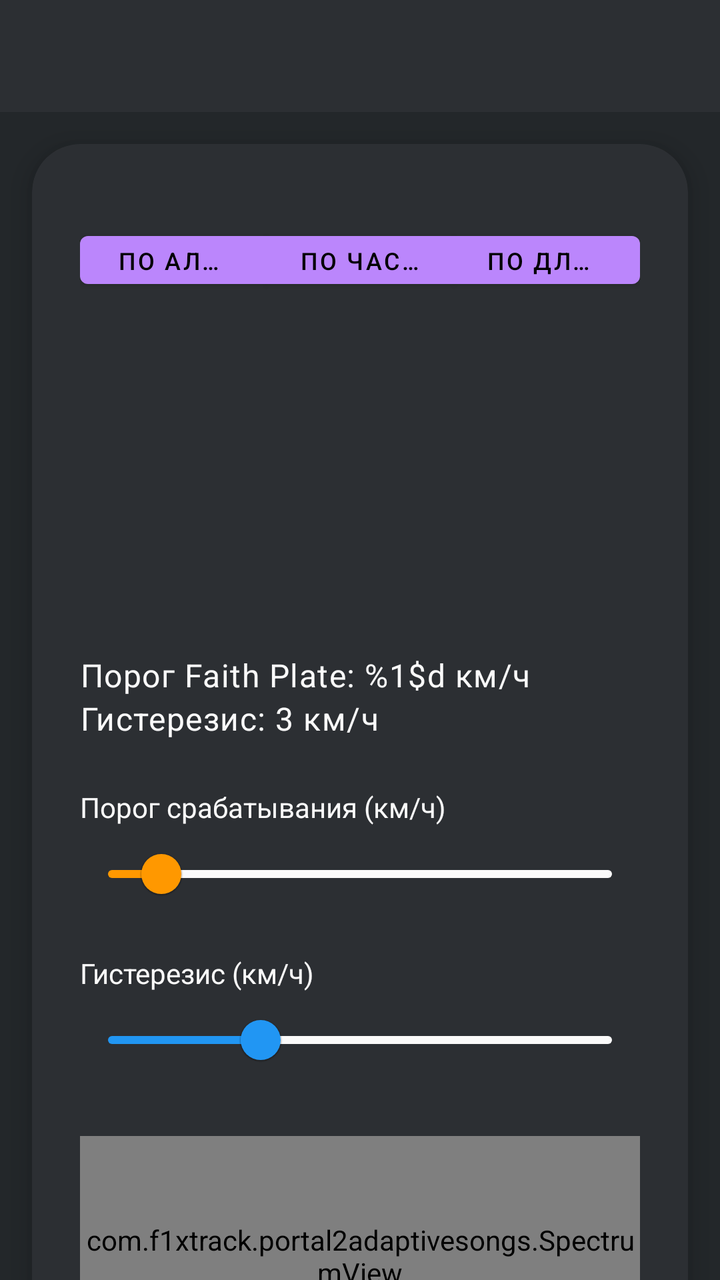
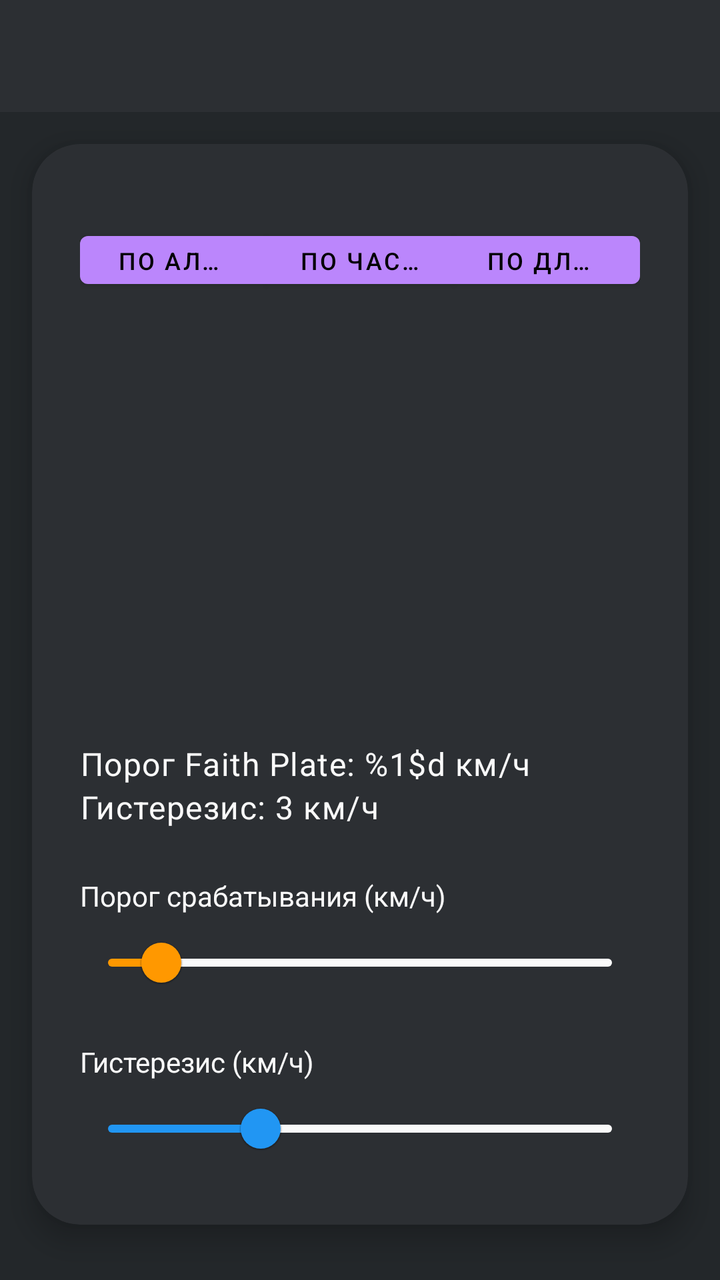

An Android layout rendered at two revisions. The XML below is the earlier revision; the diff shows what the commit changed to produce the second picture.
<!-- AndroidManifest.xml: activity theme Theme.Portal2AdaptiveSongs -->
<!-- res/layout/activity_main.xml -->
<?xml version="1.0" encoding="utf-8"?>
<androidx.constraintlayout.widget.ConstraintLayout xmlns:android="http://schemas.android.com/apk/res/android"
    xmlns:app="http://schemas.android.com/apk/res-auto"
    xmlns:tools="http://schemas.android.com/tools"
    android:layout_width="match_parent"
    android:layout_height="match_parent"
    android:background="@color/portal_bg_dark"
    tools:context=".MainActivity">

    
    <com.google.android.material.appbar.MaterialToolbar
        android:id="@+id/topAppBar"
        android:layout_width="0dp"
        android:layout_height="wrap_content"
        android:background="@color/portal_card_bg"
        android:title="Portal 2 Adaptive Songs"
        android:titleTextColor="@color/portal_orange"
        app:titleCentered="true"
        app:layout_constraintTop_toTopOf="parent"
        app:layout_constraintStart_toStartOf="parent"
        app:layout_constraintEnd_toEndOf="parent" />

    
    <com.google.android.material.card.MaterialCardView
        android:id="@+id/cardMain"
        android:layout_width="0dp"
        android:layout_height="wrap_content"
        app:cardCornerRadius="24dp"
        app:cardElevation="8dp"
        app:cardBackgroundColor="@color/portal_card_bg"
        app:layout_constraintTop_toBottomOf="@id/topAppBar"
        app:layout_constraintStart_toStartOf="parent"
        app:layout_constraintEnd_toEndOf="parent"
        android:layout_margin="16dp">

        <LinearLayout
            android:layout_width="match_parent"
            android:layout_height="match_parent"
            android:orientation="vertical"
            android:padding="24dp">

            
            <com.google.android.material.button.MaterialButtonToggleGroup
                android:id="@+id/sortSegmented"
                android:layout_width="match_parent"
                android:layout_height="wrap_content"
                android:layout_marginTop="16dp"
                android:orientation="horizontal"
                app:selectionRequired="true"
                app:singleSelection="true">

                
                <com.google.android.material.button.MaterialButton
                    android:id="@+id/btnSortAlpha"
                    android:layout_width="0dp"
                    android:layout_height="36dp"
                    android:layout_weight="1.5"
                    android:checked="true"
                    android:ellipsize="none"
                    android:minWidth="0dp"
                    android:text="@string/sort_alpha"
                    android:textSize="12sp" />

                
                <com.google.android.material.button.MaterialButton
                    android:id="@+id/btnSortFreq"
                    android:layout_width="0dp"
                    android:layout_height="36dp"
                    android:layout_weight="1.5"
                    android:ellipsize="none"
                    android:minWidth="0dp"
                    android:text="@string/sort_freq"
                    android:textSize="12sp" />

                
                <com.google.android.material.button.MaterialButton
                    android:id="@+id/btnSortDuration"
                    android:layout_width="0dp"
                    android:layout_height="36dp"
                    android:layout_weight="1.5"
                    android:ellipsize="none"
                    android:minWidth="0dp"
                    android:text="@string/sort_duration"
                    android:textSize="12sp" />
            </com.google.android.material.button.MaterialButtonToggleGroup>

            
            <androidx.recyclerview.widget.RecyclerView
                android:id="@+id/recyclerTracks"
                android:layout_width="match_parent"
                android:layout_height="226dp"
                android:layout_marginTop="16dp"
                android:layout_weight="0.33"
                android:clipToPadding="false"
                android:paddingBottom="16dp"
                android:scrollbars="vertical" />

            
            <com.google.android.material.textview.MaterialTextView
                android:id="@+id/textSpeed"
                android:layout_width="wrap_content"
                android:layout_height="wrap_content"
                android:layout_marginTop="24dp"
                android:text="@string/faith_plate_threshold"
                android:textAppearance="@style/TextAppearance.Material3.BodyLarge"
                android:textColor="@color/portal_white" />

            
            <com.google.android.material.textview.MaterialTextView
                android:id="@+id/textHysteresis"
                android:layout_width="wrap_content"
                android:layout_height="wrap_content"
                android:text="Гистерезис: 3 км/ч"
                android:textAppearance="@style/TextAppearance.Material3.BodyLarge"
                android:textColor="@color/portal_white" />

            
            <TextView
                android:layout_width="wrap_content"
                android:layout_height="wrap_content"
                android:layout_marginTop="24dp"
                android:text="@string/burst_threshold"
                android:textColor="@color/portal_white" />

            
            <com.google.android.material.slider.Slider
                android:id="@+id/seekBurst"
                android:layout_width="match_parent"
                android:layout_height="wrap_content"
                android:value="10"
                android:valueFrom="0"
                android:valueTo="100"
                app:thumbColor="@color/portal_orange"
                app:trackColorActive="@color/portal_orange"
                app:trackColorInactive="@color/portal_white" />

            
            <TextView
                android:layout_width="wrap_content"
                android:layout_height="wrap_content"
                android:layout_marginTop="16dp"
                android:text="Гистерезис (км/ч)"
                android:textColor="@color/portal_white" />

            
            <com.google.android.material.slider.Slider
                android:id="@+id/seekCooldown"
                android:layout_width="match_parent"
                android:layout_height="wrap_content"
                android:value="3"
                android:valueFrom="0"
                android:valueTo="10"
                app:thumbColor="@color/portal_blue"
                app:trackColorActive="@color/portal_blue"
                app:trackColorInactive="@color/portal_white" />

            
            <com.f1xtrack.portal2adaptivesongs.SpectrumView
                android:id="@+id/spectrumView"
                android:layout_width="match_parent"
                android:layout_height="120dp"
                android:layout_marginTop="24dp"
                android:background="@color/portal_card_bg" />
        </LinearLayout>
    </com.google.android.material.card.MaterialCardView>

</androidx.constraintlayout.widget.ConstraintLayout>
<!-- resources referenced by this layout -->
<resources>
  <color name="portal_bg_dark">#23272A</color>
  <color name="portal_blue">#2196F3</color>
  <color name="portal_card_bg">#2C2F33</color>
  <color name="portal_orange">#FF9800</color>
  <color name="portal_white">#FAFAFA</color>
  <string name="burst_threshold">Порог срабатывания (км/ч)</string>
  <string name="faith_plate_threshold">Порог Faith Plate: %1$d км/ч</string>
  <string name="sort_alpha">По алфавиту</string>
  <string name="sort_duration">По длительности</string>
  <string name="sort_freq">По частоте</string>
  <style name="Theme.Portal2AdaptiveSongs" parent="Theme.MaterialComponents.DayNight.NoActionBar">
          
          <item name="colorPrimary">@color/purple_200</item>
          <item name="colorPrimaryVariant">@color/purple_700</item>
          <item name="colorOnPrimary">@color/black</item>
          
          <item name="colorSecondary">@color/teal_200</item>
          <item name="colorOnSecondary">@color/black</item>
          
          <item name="android:statusBarColor">?attr/colorPrimaryVariant</item>
          
          <item name="materialButtonStyle">@style/Widget.MaterialComponents.Button</item>
      </style>
  <color name="purple_200">#FFBB86FC</color>
  <color name="purple_700">#FF3700B3</color>
  <color name="black">#FF000000</color>
  <color name="teal_200">#FF03DAC5</color>
</resources>

<!-- the commit's change to res/layout/activity_main.xml (unified diff, before → after) -->
@@ -7,7 +7,6 @@
     android:background="@color/portal_bg_dark"
     tools:context=".MainActivity">
 
-    
     <com.google.android.material.appbar.MaterialToolbar
         android:id="@+id/topAppBar"
         android:layout_width="0dp"
@@ -20,7 +19,6 @@
         app:layout_constraintStart_toStartOf="parent"
         app:layout_constraintEnd_toEndOf="parent" />
 
-    
     <com.google.android.material.card.MaterialCardView
         android:id="@+id/cardMain"
         android:layout_width="0dp"
@@ -40,6 +38,8 @@
             android:padding="24dp">
 
             
+
+            
             <com.google.android.material.button.MaterialButtonToggleGroup
                 android:id="@+id/sortSegmented"
                 android:layout_width="match_parent"
@@ -49,7 +49,6 @@
                 app:selectionRequired="true"
                 app:singleSelection="true">
 
-                
                 <com.google.android.material.button.MaterialButton
                     android:id="@+id/btnSortAlpha"
                     android:layout_width="0dp"
@@ -61,7 +60,6 @@
                     android:text="@string/sort_alpha"
                     android:textSize="12sp" />
 
-                
                 <com.google.android.material.button.MaterialButton
                     android:id="@+id/btnSortFreq"
                     android:layout_width="0dp"
@@ -72,7 +70,6 @@
                     android:text="@string/sort_freq"
                     android:textSize="12sp" />
 
-                
                 <com.google.android.material.button.MaterialButton
                     android:id="@+id/btnSortDuration"
                     android:layout_width="0dp"
@@ -88,14 +85,13 @@
             <androidx.recyclerview.widget.RecyclerView
                 android:id="@+id/recyclerTracks"
                 android:layout_width="match_parent"
-                android:layout_height="226dp"
+                android:layout_height="183dp"
                 android:layout_marginTop="16dp"
                 android:layout_weight="0.33"
                 android:clipToPadding="false"
                 android:paddingBottom="16dp"
                 android:scrollbars="vertical" />
 
-            
             <com.google.android.material.textview.MaterialTextView
                 android:id="@+id/textSpeed"
                 android:layout_width="wrap_content"
@@ -105,7 +101,6 @@
                 android:textAppearance="@style/TextAppearance.Material3.BodyLarge"
                 android:textColor="@color/portal_white" />
 
-            
             <com.google.android.material.textview.MaterialTextView
                 android:id="@+id/textHysteresis"
                 android:layout_width="wrap_content"
@@ -114,7 +109,6 @@
                 android:textAppearance="@style/TextAppearance.Material3.BodyLarge"
                 android:textColor="@color/portal_white" />
 
-            
             <TextView
                 android:layout_width="wrap_content"
                 android:layout_height="wrap_content"
@@ -122,7 +116,6 @@
                 android:text="@string/burst_threshold"
                 android:textColor="@color/portal_white" />
 
-            
             <com.google.android.material.slider.Slider
                 android:id="@+id/seekBurst"
                 android:layout_width="match_parent"
@@ -134,7 +127,6 @@
                 app:trackColorActive="@color/portal_orange"
                 app:trackColorInactive="@color/portal_white" />
 
-            
             <TextView
                 android:layout_width="wrap_content"
                 android:layout_height="wrap_content"
@@ -142,7 +134,6 @@
                 android:text="Гистерезис (км/ч)"
                 android:textColor="@color/portal_white" />
 
-            
             <com.google.android.material.slider.Slider
                 android:id="@+id/seekCooldown"
                 android:layout_width="match_parent"
@@ -153,14 +144,6 @@
                 app:thumbColor="@color/portal_blue"
                 app:trackColorActive="@color/portal_blue"
                 app:trackColorInactive="@color/portal_white" />
-
-            
-            <com.f1xtrack.portal2adaptivesongs.SpectrumView
-                android:id="@+id/spectrumView"
-                android:layout_width="match_parent"
-                android:layout_height="120dp"
-                android:layout_marginTop="24dp"
-                android:background="@color/portal_card_bg" />
         </LinearLayout>
     </com.google.android.material.card.MaterialCardView>
 
